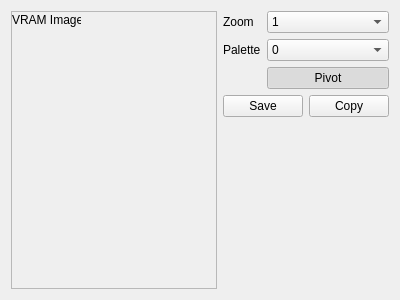
First picture: the form in qt/tabvram.ui, repository Lupinzar/gssex, before the edit.
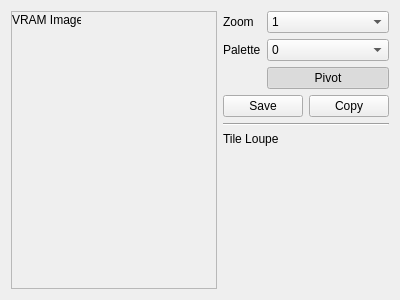
Second picture: the form after the edit. Icons and pictures are not drawn. Custom widgets are drawn as their Qt base class.

Commit message: start of TileLoupe dev

```diff
--- a/qt/tabvram.ui
+++ b/qt/tabvram.ui
@@ -178,6 +178,23 @@
        </item>
       </layout>
      </item>
+     <item>
+      <widget class="Line" name="line">
+       <property name="orientation">
+        <enum>Qt::Orientation::Horizontal</enum>
+       </property>
+      </widget>
+     </item>
+     <item>
+      <widget class="QLabel" name="_loupe_label">
+       <property name="text">
+        <string>Tile Loupe</string>
+       </property>
+      </widget>
+     </item>
+     <item>
+      <widget class="TileLoupe" name="widget" native="true"/>
+     </item>
      <item>
       <spacer name="verticalSpacer">
        <property name="orientation">
@@ -195,6 +212,14 @@
    </item>
   </layout>
  </widget>
+ <customwidgets>
+  <customwidget>
+   <class>TileLoupe</class>
+   <extends>QWidget</extends>
+   <header>..ui.tileloupe.h</header>
+   <container>1</container>
+  </customwidget>
+ </customwidgets>
  <resources>
   <include location="resource.qrc"/>
  </resources>
```
The commit also changes 2 other files.
